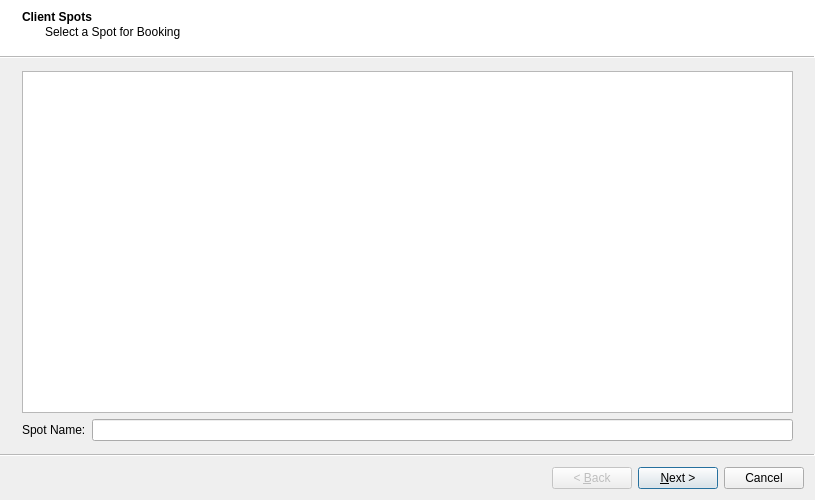
Above: pixelplan/rave/PixelPlan/bookingwizard.ui from pgathogo/raven before the change. Below: the same form after it.
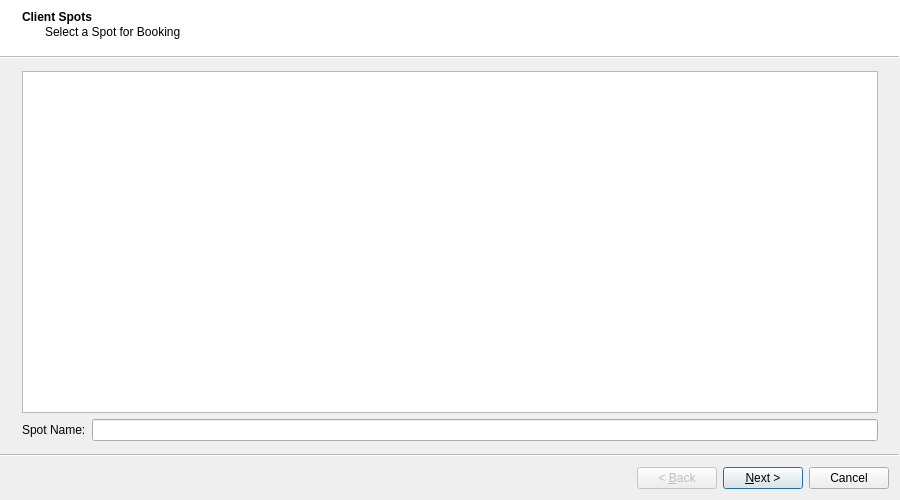
That is the form after the change.

Commit message:
PixelPlan: Add checkbox selecting breaks in booking wizard
Added checkboxes in the wizard to select breaks during order
booking process.

Patch:
```diff
--- a/pixelplan/rave/PixelPlan/bookingwizard.ui
+++ b/pixelplan/rave/PixelPlan/bookingwizard.ui
@@ -6,13 +6,13 @@
    <rect>
     <x>0</x>
     <y>0</y>
-    <width>815</width>
+    <width>900</width>
     <height>500</height>
    </rect>
   </property>
   <property name="minimumSize">
    <size>
-    <width>750</width>
+    <width>900</width>
     <height>490</height>
    </size>
   </property>
```
Left out of the diff: 2 changed lines with no effect on the pictures. The commit also changes 7 other files.
